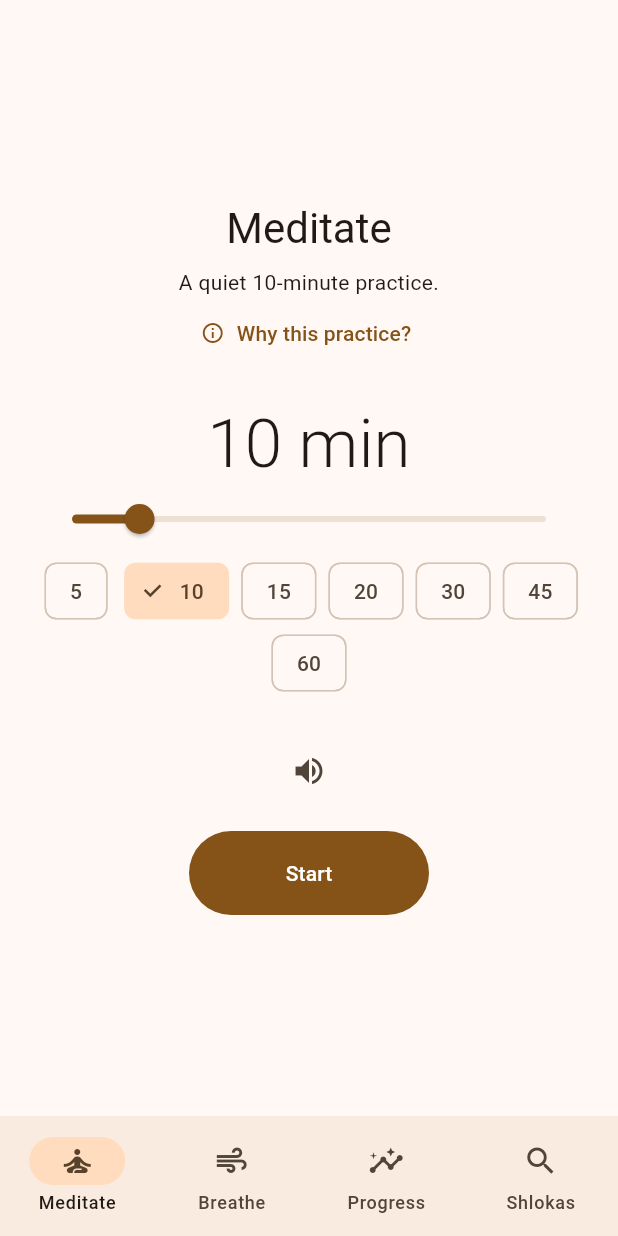
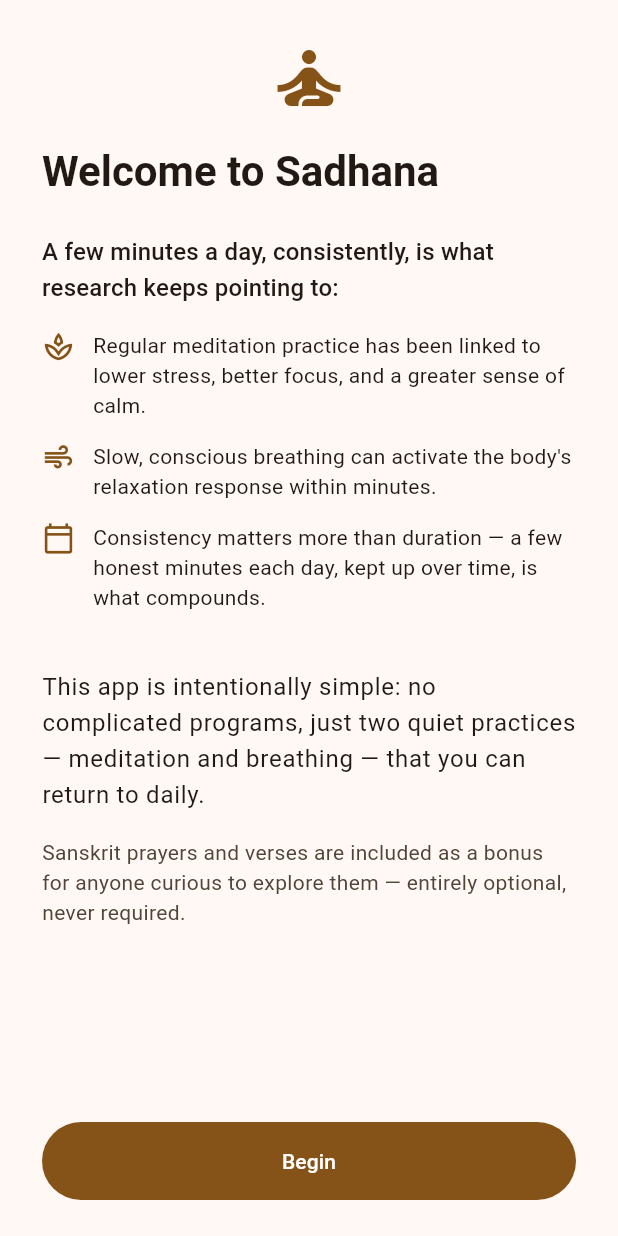
Before and after one commit to karthiknarayan01/sadhana-app, a Flutter app: the screen it shows after launch, on a phone screen of 412 x 824 dp. Run offline on Flutter 3.47's test engine with Material 3 defaults, Android fonts, the phone set to English and light mode, and no system bars; our stand-ins replace clock, confetti, dio, drift, fl_chart, flutter_animate and 7 more; missing offline and left inert: audio_session; accounts and stored records are empty; generated files the repository leaves out were written again.

Commit message:
Rebrand search to Sanskrit Prayers, add onboarding, inline benefits, wellbeing chart
Four changes from reviewing the app running live in a browser:

- "Shlokas" undersold the collection (also sutras, Vedic verses,
  ashtottara, ...) and reads as unfamiliar/off-putting to a neutral
  audience — renamed to "Sanskrit Prayers" throughout the UI.

- A one-time first-launch OnboardingScreen (gated on
  AppPrefs.hasSeenOnboarding) sets expectations before the tabs ever
  appear: brief, general research framing on meditation/breathing,
  an explicit "this app stays simple" pitch, and Sanskrit prayers
  positioned as an optional bonus, not the point.

- BenefitLink (a small "Why this practice?" button behind an (i)
  icon that read as an alert) is replaced by BenefitCard — the
  practice's tagline is shown ambiently on the setup screen with no
  click required; tapping still opens the fuller sheet for anyone
  who wants more.

- Progress gets a "Wellbeing trend" chart (WellbeingCurve): a
  saturating illustrative curve — fast early movement, then
  diminishing gains, not unbounded growth — marking where the
  user's current streak sits on it. The caption is load-bearing: the
  app tracks no mood data, so this is explicitly labeled as a
  general research pattern, not a personal measurement.

```diff
--- a/lib/app.dart
+++ b/lib/app.dart
@@ -1,8 +1,11 @@
 import 'package:flutter/material.dart';
+import 'package:flutter_riverpod/flutter_riverpod.dart';
 
+import 'core/providers.dart';
 import 'core/theme/app_theme.dart';
 import 'features/breathing/presentation/breathing_home_screen.dart';
 import 'features/meditation/presentation/meditation_home_screen.dart';
+import 'features/onboarding/presentation/onboarding_screen.dart';
 import 'features/progress/presentation/progress_screen.dart';
 import 'features/search/presentation/search_screen.dart';
 
@@ -16,7 +19,46 @@
       debugShowCheckedModeBanner: false,
       theme: AppTheme.light(),
       darkTheme: AppTheme.dark(),
-      home: const RootShell(),
+      home: const _AppRoot(),
+    );
+  }
+}
+
+/// Gates the very first screen a fresh install ever sees — the onboarding
+/// message (see OnboardingScreen) — behind AppPrefs.hasSeenOnboarding, then
+/// always goes straight to RootShell after that. `_dismissed` is local
+/// state rather than re-reading prefsProvider after "Begin" is tapped, so
+/// the transition is instant instead of waiting on another SharedPreferences
+/// round trip.
+class _AppRoot extends ConsumerStatefulWidget {
+  const _AppRoot();
+
+  @override
+  ConsumerState<_AppRoot> createState() => _AppRootState();
+}
+
+class _AppRootState extends ConsumerState<_AppRoot> {
+  bool _dismissed = false;
+
+  @override
+  Widget build(BuildContext context) {
+    final prefsAsync = ref.watch(prefsProvider);
+
+    return prefsAsync.when(
+      loading: () =>
+          const Scaffold(body: Center(child: CircularProgressIndicator())),
+      error: (error, stackTrace) => const RootShell(),
+      data: (prefs) {
+        if (_dismissed || prefs.hasSeenOnboarding) {
+          return const RootShell();
+        }
+        return OnboardingScreen(
+          onFinished: () {
+            prefs.setHasSeenOnboarding(true);
+            setState(() => _dismissed = true);
+          },
+        );
+      },
     );
   }
 }
@@ -55,7 +97,7 @@
           ),
           NavigationDestination(icon: Icon(Icons.air), label: 'Breathe'),
           NavigationDestination(icon: Icon(Icons.insights), label: 'Progress'),
-          NavigationDestination(icon: Icon(Icons.search), label: 'Shlokas'),
+          NavigationDestination(icon: Icon(Icons.search), label: 'Prayers'),
         ],
       ),
     );
--- a/lib/core/persistence/prefs.dart
+++ b/lib/core/persistence/prefs.dart
@@ -17,6 +17,7 @@
   static const _keyLastMeditationSeconds = 'last_meditation_seconds';
   static const _keyFavoriteShlokaIds = 'favorite_shloka_ids';
   static const _keyPreferredScript = 'preferred_script';
+  static const _keyHasSeenOnboarding = 'has_seen_onboarding';
 
   bool get soundMuted => _prefs.getBool(_keySoundMuted) ?? false;
   Future<void> setSoundMuted(bool value) =>
@@ -41,4 +42,8 @@
       _prefs.getString(_keyPreferredScript) ?? 'devanagari';
   Future<void> setPreferredScript(String script) =>
       _prefs.setString(_keyPreferredScript, script);
+
+  bool get hasSeenOnboarding => _prefs.getBool(_keyHasSeenOnboarding) ?? false;
+  Future<void> setHasSeenOnboarding(bool value) =>
+      _prefs.setBool(_keyHasSeenOnboarding, value);
 }
--- a/lib/features/benefits/presentation/benefit_sheet.dart
+++ b/lib/features/benefits/presentation/benefit_sheet.dart
@@ -57,19 +57,49 @@
   );
 }
 
-/// Compact inline widget for a "Why this practice?" trigger — used on the
-/// meditation/breathing setup screens.
-class BenefitLink extends StatelessWidget {
-  const BenefitLink({super.key, required this.practiceType});
+/// The tagline is shown ambiently, right on the setup screen — no click
+/// needed to see it. Tapping the card is still an option for anyone who
+/// wants the full "why bother" copy, but seeing *some* benefit up front is
+/// no longer gated behind a button (previously a small "Why this practice?"
+/// link with an (i) icon, which read as an alert rather than an invitation).
+class BenefitCard extends StatelessWidget {
+  const BenefitCard({super.key, required this.practiceType});
 
   final String practiceType;
 
   @override
   Widget build(BuildContext context) {
-    return TextButton.icon(
-      onPressed: () => showBenefitSheet(context, practiceType),
-      icon: const Icon(Icons.info_outline, size: 16),
-      label: const Text('Why this practice?'),
+    final content = benefitContent[practiceType];
+    if (content == null) return const SizedBox.shrink();
+
+    final scheme = Theme.of(context).colorScheme;
+    return Material(
+      color: scheme.primaryContainer.withValues(alpha: 0.5),
+      borderRadius: BorderRadius.circular(14),
+      child: InkWell(
+        borderRadius: BorderRadius.circular(14),
+        onTap: () => showBenefitSheet(context, practiceType),
+        child: Padding(
+          padding: const EdgeInsets.symmetric(horizontal: 16, vertical: 14),
+          child: Row(
+            children: [
+              Icon(Icons.self_improvement, size: 20, color: scheme.primary),
+              const SizedBox(width: 12),
+              Expanded(
+                child: Text(
+                  content.tagline,
+                  style: Theme.of(context).textTheme.bodyMedium,
+                ),
+              ),
+              Icon(
+                Icons.chevron_right,
+                size: 20,
+                color: scheme.onSurfaceVariant,
+              ),
+            ],
+          ),
+        ),
+      ),
     );
   }
 }
--- a/lib/features/meditation/presentation/duration_setup_view.dart
+++ b/lib/features/meditation/presentation/duration_setup_view.dart
@@ -45,7 +45,8 @@
               style: Theme.of(context).textTheme.bodyMedium,
               textAlign: TextAlign.center,
             ),
-            const BenefitLink(practiceType: 'meditation'),
+            const SizedBox(height: 16),
+            const BenefitCard(practiceType: 'meditation'),
             const SizedBox(height: 24),
             Text(
               '$minutes min',
--- /dev/null
+++ b/lib/features/onboarding/presentation/onboarding_screen.dart
@@ -0,0 +1,125 @@
+import 'package:flutter/material.dart';
+
+/// Shown exactly once, on first launch — see AppPrefs.hasSeenOnboarding.
+/// Deliberately plain (no animation, no swipeable pages): the app's own
+/// pitch is that it's simple, so the first thing a new user sees should
+/// feel calm and quick to get through, not another flashy onboarding
+/// carousel.
+class OnboardingScreen extends StatelessWidget {
+  const OnboardingScreen({super.key, required this.onFinished});
+
+  final VoidCallback onFinished;
+
+  @override
+  Widget build(BuildContext context) {
+    final scheme = Theme.of(context).colorScheme;
+    final textTheme = Theme.of(context).textTheme;
+
+    return Scaffold(
+      body: SafeArea(
+        child: Padding(
+          padding: const EdgeInsets.fromLTRB(28, 24, 28, 24),
+          child: Column(
+            children: [
+              Expanded(
+                child: ListView(
+                  children: [
+                    Icon(
+                      Icons.self_improvement,
+                      size: 56,
+                      color: scheme.primary,
+                    ),
+                    const SizedBox(height: 16),
+                    Text(
+                      'Welcome to Sadhana',
+                      style: textTheme.headlineMedium?.copyWith(
+                        fontWeight: FontWeight.bold,
+                      ),
+                    ),
+                    const SizedBox(height: 24),
+                    Text(
+                      'A few minutes a day, consistently, is what research keeps '
+                      'pointing to:',
+                      style: textTheme.titleMedium,
+                    ),
+                    const SizedBox(height: 16),
+                    const _BenefitPoint(
+                      icon: Icons.spa_outlined,
+                      text:
+                          'Regular meditation practice has been linked to lower '
+                          'stress, better focus, and a greater sense of calm.',
+                    ),
+                    const _BenefitPoint(
+                      icon: Icons.air,
+                      text:
+                          'Slow, conscious breathing can activate the body\'s '
+                          'relaxation response within minutes.',
+                    ),
+                    const _BenefitPoint(
+                      icon: Icons.calendar_today_outlined,
+                      text:
+                          'Consistency matters more than duration — a few honest '
+                          'minutes each day, kept up over time, is what compounds.',
+                    ),
+                    const SizedBox(height: 24),
+                    Text(
+                      'This app is intentionally simple: no complicated programs, '
+                      'just two quiet practices — meditation and breathing — that '
+                      'you can return to daily.',
+                      style: textTheme.bodyLarge,
+                    ),
+                    const SizedBox(height: 16),
+                    Text(
+                      'Sanskrit prayers and verses are included as a bonus for '
+                      'anyone curious to explore them — entirely optional, never '
+                      'required.',
+                      style: textTheme.bodyMedium?.copyWith(
+                        color: scheme.onSurfaceVariant,
+                      ),
+                    ),
+                  ],
+                ),
+              ),
+              const SizedBox(height: 16),
+              SizedBox(
+                width: double.infinity,
+                child: FilledButton(
+                  onPressed: onFinished,
+                  style: FilledButton.styleFrom(
+                    padding: const EdgeInsets.symmetric(vertical: 16),
+                  ),
+                  child: const Text('Begin'),
+                ),
+              ),
+            ],
+          ),
+        ),
+      ),
+    );
+  }
+}
+
+class _BenefitPoint extends StatelessWidget {
+  const _BenefitPoint({required this.icon, required this.text});
+
+  final IconData icon;
+  final String text;
+
+  @override
+  Widget build(BuildContext context) {
+    final scheme = Theme.of(context).colorScheme;
+    return Padding(
+      padding: const EdgeInsets.only(bottom: 14),
+      child: Row(
+        crossAxisAlignment: CrossAxisAlignment.start,
+        children: [
+          Icon(icon, size: 22, color: scheme.primary),
+          const SizedBox(width: 12),
+          Expanded(
+            child: Text(text, style: Theme.of(context).textTheme.bodyMedium),
+          ),
+        ],
+      ),
+    );
+  }
+}
--- /dev/null
+++ b/lib/features/progress/domain/wellbeing_curve.dart
@@ -0,0 +1,32 @@
+import 'dart:math' as math;
+
+/// A general, illustrative model of how consistent practice tends to
+/// compound over the first few months — NOT a personalized measurement of
+/// the user's actual mood. This app collects no mood/journaling data, so
+/// there is nothing to measure per-user; this curve exists to make a
+/// research-general point visible ("consistency compounds") without
+/// overclaiming a clinical readout.
+///
+/// Shaped as a saturating curve — fast, noticeable movement in the first
+/// couple of weeks, continuing but slowing gains after that — since that's
+/// the commonly-described honest pattern in mindfulness research, not
+/// unbounded/literal exponential growth.
+class WellbeingCurve {
+  const WellbeingCurve._();
+
+  static const int horizonDays = 90;
+
+  /// A day-scale constant controlling how quickly the curve approaches its
+  /// ceiling — chosen so the curve is visibly past its steepest climb by
+  /// ~3 weeks (the "it takes about 3 weeks to feel it" framing many
+  /// mindfulness programs use), then keeps rising gently toward 90 days.
+  static const double _riseRateDays = 21;
+
+  /// 0-100 illustrative index for [day] of consistent practice (day 0 = just
+  /// started, 0). Clamped to [horizonDays] — the curve is nearly flat well
+  /// before that, so extrapolating further wouldn't show anything new.
+  static double indexForDay(int day) {
+    final clamped = day.clamp(0, horizonDays);
+    return 100 * (1 - math.exp(-clamped / _riseRateDays));
+  }
+}
--- a/lib/features/search/presentation/search_screen.dart
+++ b/lib/features/search/presentation/search_screen.dart
@@ -35,13 +35,13 @@
                 crossAxisAlignment: CrossAxisAlignment.start,
                 children: [
                   Text(
-                    'Shloka Search',
+                    'Sanskrit Prayers',
                     style: Theme.of(context).textTheme.headlineMedium,
                   ),
                   const SizedBox(height: 12),
                   TextField(
                     decoration: const InputDecoration(
-                      hintText: 'Search by name or content…',
+                      hintText: 'Search a prayer or verse by name or content…',
                       prefixIcon: Icon(Icons.search),
                       border: OutlineInputBorder(),
                     ),
@@ -137,7 +137,8 @@
             Icon(Icons.auto_stories, size: 48, color: scheme.outline),
             const SizedBox(height: 12),
             Text(
-              'Search for a shloka or stotra by name or content',
+              'A bonus collection of Sanskrit prayers, verses, and hymns — '
+              'search by name or content',
               textAlign: TextAlign.center,
               style: Theme.of(context).textTheme.bodyMedium
                   ?.copyWith(color: scheme.outline),
```
Also changed, not shown: lib/features/breathing/presentation/technique_picker_view.dart (+6 -2 lines), lib/features/progress/presentation/progress_screen.dart (+17 -0 lines), lib/features/progress/presentation/wellbeing_chart.dart (added, +95 -0 lines), 3 other files.
